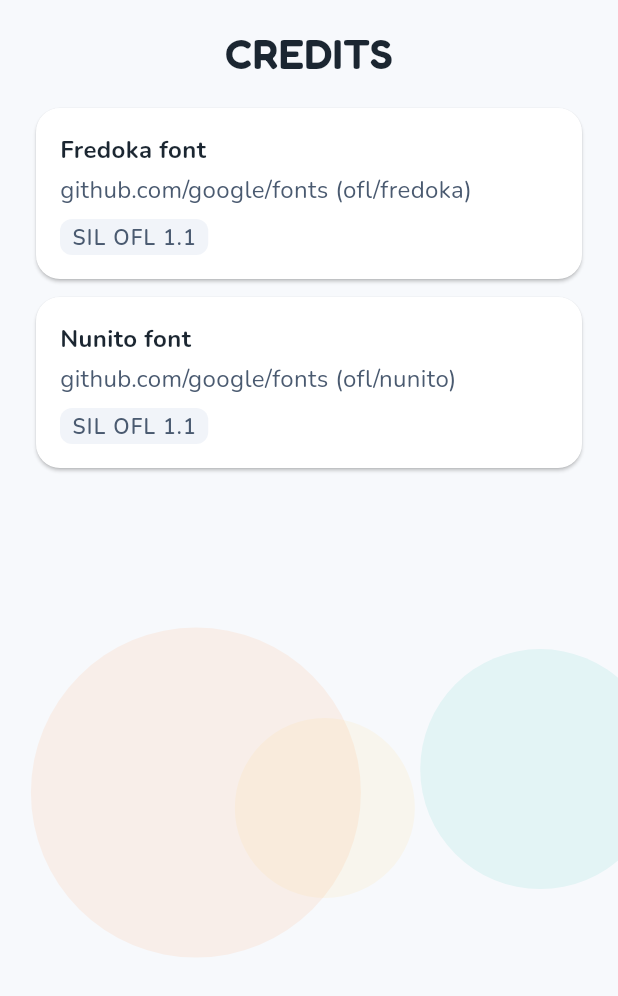
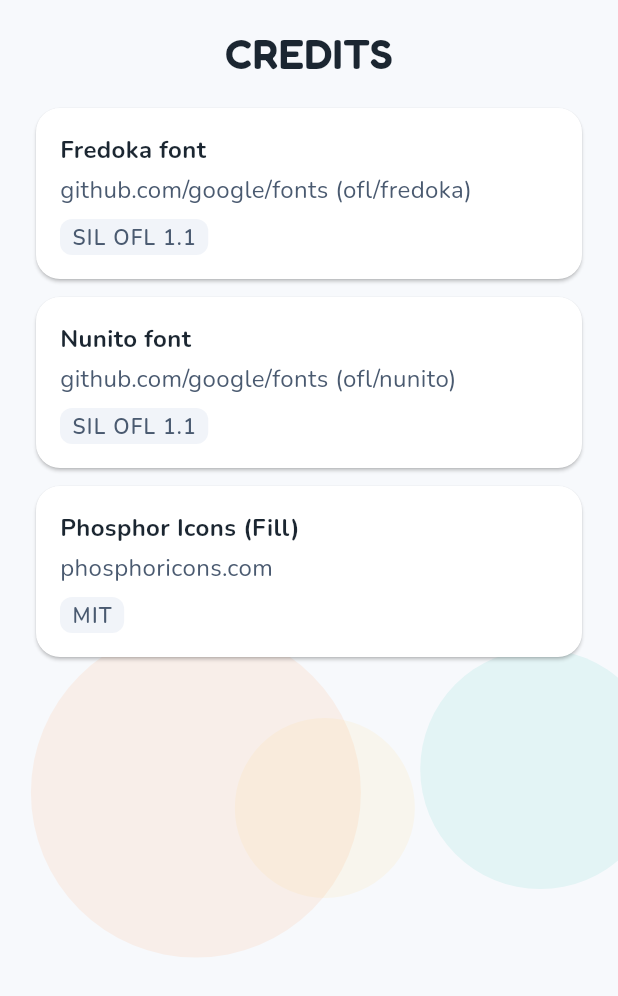
Before and after one commit to dev-hann/tongtong-royal, a Flutter app: the CreditsScreen widget shown alone on an empty page, opened directly, on a phone screen of 412 x 824 dp. Shown: the top 996 px of the screen. Run offline on Flutter 3.47's test engine with Material 3 defaults, Android fonts, the phone set to English and light mode, and no system bars; our stand-ins replace shared_preferences; missing offline and left inert: flame, forge2d; accounts and stored records are empty.

Commit message:
fix: compliance review findings (zero blockers -> deployable)
Review 2026-09-19 (fresh-context, AGENTS 10): 15 findings.
Blockers fixed:
- GDD 1 core-loop diagram was stale multi-round/podium -> single
  terminal-results loop
- design guide 6 Results row described deleted auto-advance ->
  terminal PLAY AGAIN/HOME; Intro/Lobby/Play/Podium rows synced
- inline Color(0xFF101820) in solo_play_view -> ArenaPalette token
Warns fixed:
- credits now list Phosphor (MIT) row; per-asset stable keys (was
  duplicate-key bug on 3rd row)
- conventions DoD M2/M4 + README roadmap synced to scope reset
- unawaited() calls commented (main/settings/profile-controller)
- connection.dart teardown catches log instead of swallowing
- dead TtrIcons (trophy/speakerSlash) removed; LobbyScreen doc'd
  as MP-rebuild-reserved
Notes deferred (documented): file/function size limits (backlog),
_HudTimer build side-effect (guarded).
Feedback loop: release checklist += in-app credits parity + doc-drift
check. Tests: shared 192 / server 99 / app 354.

```diff
--- a/app/lib/main.dart
+++ b/app/lib/main.dart
@@ -80,6 +80,8 @@
   @override
   void initState() {
     super.initState();
+    // Fire-and-forget is fine: profile loads into a ChangeNotifier
+    // that rebuilds the shell when ready (no ordering dependency).
     unawaited(_loadProfile());
     _controller.addListener(_onPhaseChanged);
   }
@@ -160,6 +162,8 @@
       return;
     }
     _resultsRecorded = true;
+    // Stats are best-effort local persistence; a failed write must
+    // not block the results screen.
     unawaited(recorder.recordMatch(finalRank: human.first.rank));
   }
 
--- a/app/lib/presentation/credits_screen.dart
+++ b/app/lib/presentation/credits_screen.dart
@@ -18,6 +18,11 @@
     source: 'github.com/google/fonts (ofl/nunito)',
     license: 'SIL OFL 1.1',
   ),
+  (
+    asset: 'Phosphor Icons (Fill)',
+    source: 'phosphoricons.com',
+    license: 'MIT',
+  ),
 ];
 
 /// Scrollable attribution list mirroring `ATTRIBUTION.md` (legal § 3
@@ -25,12 +30,6 @@
 class CreditsScreen extends StatelessWidget {
   /// Creates the credits screen.
   const CreditsScreen({super.key});
-
-  /// Key of the Fredoka attribution row (tests).
-  static const Key fredokaRowKey = Key('credits_fredoka_row');
-
-  /// Key of the Nunito attribution row (tests).
-  static const Key nunitoRowKey = Key('credits_nunito_row');
 
   @override
   Widget build(BuildContext context) {
@@ -58,7 +57,7 @@
                   itemCount: kCreditRows.length,
                   itemBuilder: (context, index) => _CreditRowCard(
                     row: kCreditRows[index],
-                    rowKey: index == 0 ? fredokaRowKey : nunitoRowKey,
+                    rowKey: Key('credits_row_${kCreditRows[index].asset}'),
                   ),
                 ),
               ),
--- a/app/lib/presentation/settings_screen.dart
+++ b/app/lib/presentation/settings_screen.dart
@@ -59,7 +59,10 @@
                       key: soundToggleKey,
                       value: controller.soundEnabled,
                       onChanged: (value) =>
-                          unawaited(controller.setSoundEnabled(value: value)),
+                          // Local-only persistence; UI already flipped.
+                          unawaited(
+                            controller.setSoundEnabled(value: value),
+                          ),
                     ),
                   ),
                 ),
--- a/app/lib/profile/profile_controller.dart
+++ b/app/lib/profile/profile_controller.dart
@@ -1,3 +1,5 @@
+import 'dart:async' show unawaited;
+
 import 'package:app/design/tokens.dart';
 import 'package:app/infra/profile_store.dart';
 import 'package:flutter/foundation.dart';
@@ -54,7 +56,9 @@
     if (clamped == store.profile.colorIndex) {
       return;
     }
-    store.saveColorIndex(clamped);
+    // Local-only save; failure is invisible by design (flag
+    // persistence is best-effort).
+    unawaited(store.saveColorIndex(clamped));
     notifyListeners();
   }
 
--- a/app/lib/solo/solo_play_view.dart
+++ b/app/lib/solo/solo_play_view.dart
@@ -188,7 +188,7 @@
   Widget build(BuildContext context) {
     final session = widget.session;
     return ColoredBox(
-      color: const Color(0xFF101820),
+      color: const ArenaPalette().background,
       child: Center(
         child: Column(
           mainAxisSize: MainAxisSize.min,
```
Also changed, not shown: app/lib/design/ttr_icons.dart (+0 -14 lines), app/lib/infra/connection.dart (+15 -3 lines), 7 other files.
